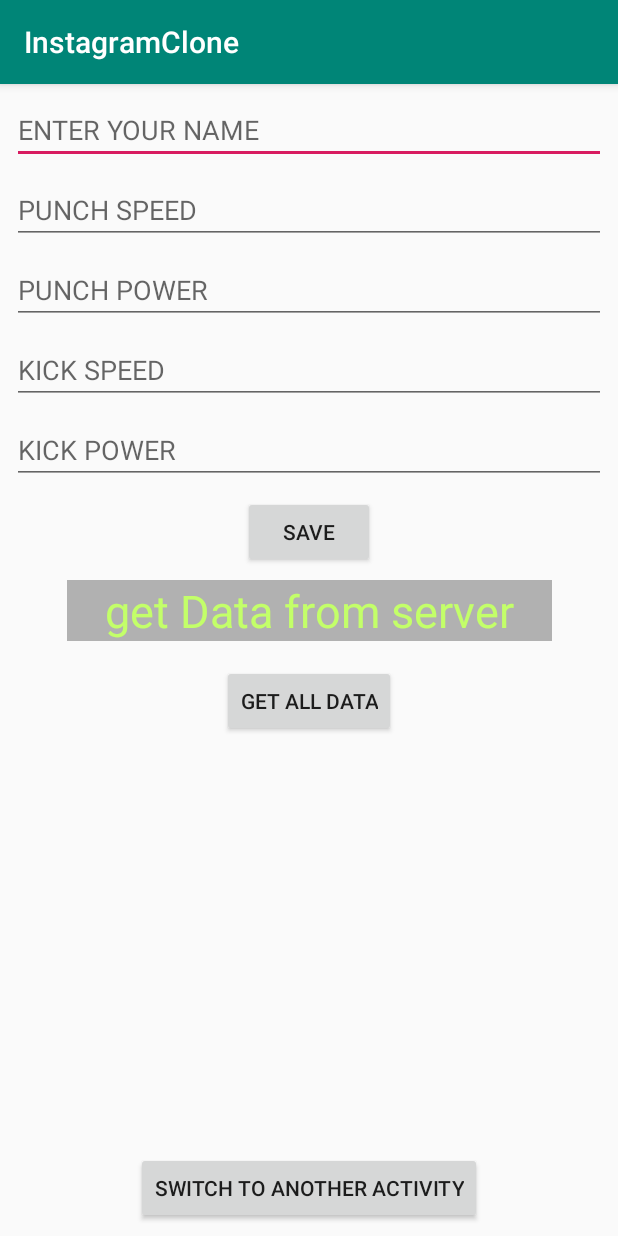
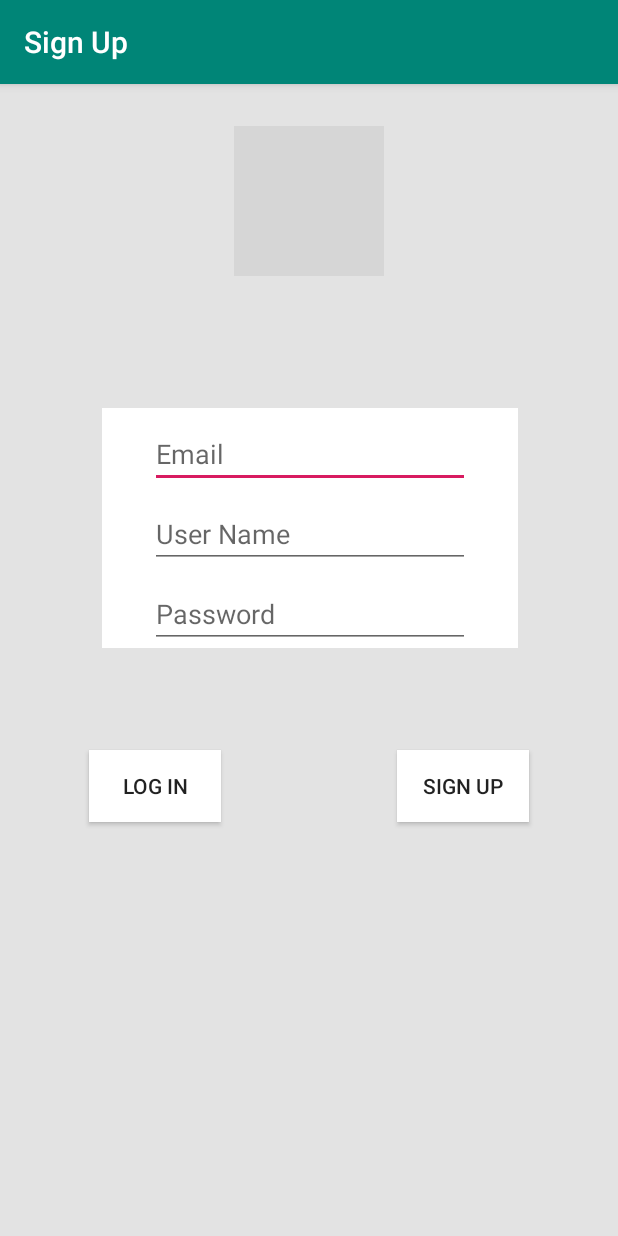
Before and after one commit to raniaALtunci/InstagramClone, an Android app: the screen it shows after launch (SignUp), on a phone screen of 412 x 824 dp. Run offline under Robolectric (Android 15) with nearby library versions, the phone set to English and light mode, and no system bars; libraries missing offline, so code that uses them is left out: com.parse; 2 statements that could not run were skipped; grey boxes are pictures that could not be loaded.

Commit message:
debugging sign activity 1- add if staetment to cant sign up without enter any value 2-when you enter on enter key in keyboard it will sign up without tapped on sign up button 3- when tapped on any empty spaces in activity the keyboard will hide

```diff
--- a/app/src/main/AndroidManifest.xml
+++ b/app/src/main/AndroidManifest.xml
@@ -17,8 +17,7 @@
                 <category android:name="android.intent.category.LAUNCHER" />
             </intent-filter>
         </activity>
-        <activity android:name=".SignUpLogInActivity" />
-        <activity android:name=".WelcomeActivity"></activity>
+        <activity android:name=".LoginActivity"></activity>
     </application>
 
 </manifest>
--- a/app/src/main/java/com/example/hatim/instagramclone/SignUp.java
+++ b/app/src/main/java/com/example/hatim/instagramclone/SignUp.java
@@ -1,127 +1,128 @@
 
 package com.example.hatim.instagramclone;
 
+import android.app.ProgressDialog;
 import android.content.Intent;
 import android.support.v7.app.AppCompatActivity;
 import android.os.Bundle;
+import android.view.KeyEvent;
 import android.view.View;
+import android.view.inputmethod.InputMethodManager;
 import android.widget.Button;
 import android.widget.EditText;
 import android.widget.TextView;
 import android.widget.Toast;
+
 import com.parse.FindCallback;
 import com.parse.GetCallback;
+import com.parse.LogInCallback;
 import com.parse.ParseException;
 import com.parse.ParseObject;
 import com.parse.ParseQuery;
+import com.parse.ParseUser;
 import com.parse.SaveCallback;
+import com.parse.SignUpCallback;
 
 import java.util.List;
 
-public class SignUp extends AppCompatActivity implements View.OnClickListener{
- private Button btnSave , button , btnSwitch ;
- private EditText edtName,edtPS,edtPP,edtKS,edtKP;
- private TextView txtGetData;
- private String allKickBoxer;
+public class SignUp extends AppCompatActivity implements View.OnClickListener {//implements View.OnClickListener{
+
+    private EditText edtEmail, edtUserName, edtPas;
+    private Button btnLog, btnSign;
 
     @Override
     protected void onCreate(Bundle savedInstanceState) {
         super.onCreate(savedInstanceState);
         setContentView(R.layout.activity_sign_up);
+// to change the title of the app
+        setTitle("Sign Up");
 
-        btnSave=findViewById(R.id.btnSave);
-        edtName=findViewById(R.id.edtName);
-        edtPS=findViewById(R.id.edtPS);
-        edtPP=findViewById(R.id.edtPP);
-        edtKS=findViewById(R.id.edtKS);
-        edtKP=findViewById(R.id.edtKP);
-        txtGetData=findViewById(R.id.txtGetData);
-        button=findViewById(R.id.button);
-        btnSwitch=findViewById(R.id.btnSwitch);
+        edtEmail = findViewById(R.id.edtEmail);
+        edtUserName = findViewById(R.id.edtUserName);
+        edtPas = findViewById(R.id.edtPas);
+        edtPas.setOnKeyListener(new View.OnKeyListener() {
+            @Override
+            public boolean onKey(View v, int keyCode, KeyEvent event) {
 
-        btnSave.setOnClickListener(SignUp.this);
-        txtGetData.setOnClickListener(new View.OnClickListener() {
+                if (keyCode == KeyEvent.KEYCODE_ENTER && event.getAction() == KeyEvent.ACTION_DOWN) {
+
+                   onClick(btnSign);
+                }
+                return false;
+            }
+        });
+
+        btnSign = findViewById(R.id.btnSign);
+        btnLog = findViewById(R.id.btnLog);
+        btnSign.setOnClickListener(this);
+        btnLog.setOnClickListener(this);
+
+        if (ParseUser.getCurrentUser() != null) {
+            ParseUser.getCurrentUser().logOut();
+        }
+    }
         @Override
-            public void onClick(View v) {
-                ParseQuery<ParseObject> parseQuery = ParseQuery.getQuery("KickBoxer");
-                parseQuery.getInBackground("JnjIm8gCjU", new GetCallback<ParseObject>() {
+        public void onClick (View v){
+
+            switch (v.getId()) {
+                case R.id.btnSign:
+                    if (edtEmail.getText().toString().equals("") ||
+                            edtUserName.getText().toString().equals("")
+                            || edtPas.getText().toString().equals("")) {
+
+                        Toast.makeText(SignUp.this,
+                                " empty values are not allowad ", Toast.LENGTH_SHORT).show();
+                    } else {
+                        final ParseUser parseUser = new ParseUser();
+                        parseUser.setEmail(edtEmail.getText().toString());
+                        parseUser.setUsername(edtUserName.getText().toString());
+                        parseUser.setPassword(edtPas.getText().toString());
+                        // show waiting image اظهار شريط التحميل
+                        final ProgressDialog progressDialog = new ProgressDialog(SignUp.this);
+                        progressDialog.setMessage("signing up " + edtUserName.getText().toString());
+                        progressDialog.show();
+                        parseUser.signUpInBackground(new SignUpCallback() {
                             @Override
-                    public void done(ParseObject object, ParseException e) {
+                            public void done(ParseException e) {
+                                if (e == null) {
+                                    Toast.makeText(SignUp.this, parseUser.get("username") +
+                                            " is signed up successfuly", Toast.LENGTH_SHORT).show();
+                                } else {
+                                    Toast.makeText(SignUp.this, e.getMessage()
+                                            , Toast.LENGTH_LONG).show();
+                                }
+                                //to end showing progress dialog
+                                progressDialog.dismiss();
+                            }
+                        });
+                    }
+                case R.id.btnLog:
 
-                        if(object != null && e == null){
-                            txtGetData.setText(object.get("name")+ " - " + " kickSpeed : "
-                                    + object.get("kickSpeed"));
+                    ParseUser.logInInBackground(
+                            edtUserName.getText().toString(),
+                            edtPas.getText().toString(), new LogInCallback() {
+                                @Override
+                                public void done(ParseUser user, ParseException e) {
+                                    if (e == null && user != null) {
+                                        Toast.makeText(SignUp.this, user.get("username")
+                                                + " welcome", Toast.LENGTH_SHORT).show();
+                                    } else {
+                                        Toast.makeText(SignUp.this, e.getMessage()
+                                                , Toast.LENGTH_LONG).show();
                                     }
                                 }
                             });
             }
-        });
-
-        button.setOnClickListener(new View.OnClickListener() {
-            @Override
-            public void onClick(View v) {
-                allKickBoxer="";
-                ParseQuery<ParseObject> queryAll = ParseQuery.getQuery("KickBoxer");
-            //we read it as where punchPower Greater than 100
-                queryAll.whereGreaterThan("punchPower",100);
-                //setLimit = choose the number of objects that we want to show
-                queryAll.setLimit(3);
-                queryAll.findInBackground(new FindCallback<ParseObject>() {
-                    @Override
-                    public void done(List<ParseObject> objects, ParseException e) {
-                        if(e == null ){
-                            if(objects.size() > 0){
-
-                                for(ParseObject kickBoxer : objects){
-                                    allKickBoxer = allKickBoxer + kickBoxer.get("name")+ " "
-                                            + kickBoxer.get("kickSpeed") + "\n";
-                                }
-                                Toast.makeText(SignUp.this,allKickBoxer
-                                        ,Toast.LENGTH_SHORT).show();
-                            }else{
-                                Toast.makeText(SignUp.this,e.getMessage()
-                                        ,Toast.LENGTH_SHORT).show();
         }
 
-                        }
-                    }
-                });
-            }
-        });
-btnSwitch.setOnClickListener(new View.OnClickListener() {
-    @Override
-    public void onClick(View v) {
-
-        Intent intent = new Intent(SignUp.this , SignUpLogInActivity.class);
-        startActivity(intent);
-    }
-});
-    }
-
-
-    @Override
-    public void onClick(View v) {
-        try{
-        final ParseObject kickBoxer=new ParseObject("KickBoxer");
-        kickBoxer.put("name",edtName.getText().toString());
-        kickBoxer.put("punchSpeed",Integer.parseInt(edtPS.getText().toString()));
-        kickBoxer.put("punchPower",Integer.parseInt(edtPP.getText().toString()));
-        kickBoxer.put("kickSpeed",Integer.parseInt(edtKS.getText().toString()));
-        kickBoxer.put("kickPower",Integer.parseInt(edtKP.getText().toString()));
-        kickBoxer.saveInBackground(new SaveCallback() {
-            @Override
-            public void done(ParseException e) {
-                if(e == null){
-                Toast.makeText(SignUp.this,kickBoxer.get("name")+" Save to server"
-                        ,Toast.LENGTH_SHORT).show();
-            }else{
-                    Toast.makeText(SignUp.this,e.getMessage()
-                            ,Toast.LENGTH_SHORT).show();
-            }}
-        });
+        public void rootLayoutTapped(View view){
+        try {
+            // to hide keyboared when user tapped in empty area
+            InputMethodManager inputMethodManager =
+                    (InputMethodManager) getSystemService(INPUT_METHOD_SERVICE);
+            inputMethodManager.hideSoftInputFromWindow(getCurrentFocus().getWindowToken(), 0);
         }catch (Exception e){
-            Toast.makeText(SignUp.this,e.getMessage()
-                    ,Toast.LENGTH_LONG).show();
+            e.printStackTrace();
         }
         }
     }
--- a/app/src/main/res/layout/activity_sign_up.xml
+++ b/app/src/main/res/layout/activity_sign_up.xml
@@ -4,132 +4,95 @@
     xmlns:tools="http://schemas.android.com/tools"
     android:layout_width="match_parent"
     android:layout_height="match_parent"
+    android:background="#e3e3e3"
+    android:onClick="rootLayoutTapped"
     tools:context=".SignUp">
 
-    <EditText
-        android:id="@+id/edtName"
-        android:layout_width="0dp"
-        android:layout_height="wrap_content"
-        android:layout_marginStart="8dp"
-        android:layout_marginTop="8dp"
-        android:layout_marginEnd="8dp"
-        android:ems="10"
-        android:hint="ENTER YOUR NAME"
-        android:inputType="textPersonName"
+    <ImageView
+        android:id="@+id/imageView"
+        android:layout_width="100dp"
+        android:layout_height="100dp"
+        android:layout_marginStart="16dp"
+        android:layout_marginTop="28dp"
+        android:layout_marginEnd="16dp"
         app:layout_constraintEnd_toEndOf="parent"
         app:layout_constraintStart_toStartOf="parent"
-        app:layout_constraintTop_toTopOf="parent" />
+        app:layout_constraintTop_toTopOf="parent"
+        app:srcCompat="@drawable/insta" />
+
+    <LinearLayout
+        android:id="@+id/linearLayout"
+        android:layout_width="wrap_content"
+        android:layout_height="wrap_content"
+        android:layout_marginStart="32dp"
+        android:layout_marginEnd="32dp"
+        android:layout_marginBottom="100dp"
+        android:background="#ffffff"
+        android:orientation="vertical"
+        app:layout_constraintBottom_toBottomOf="parent"
+        app:layout_constraintEnd_toEndOf="parent"
+        app:layout_constraintHorizontal_bias="0.512"
+        app:layout_constraintStart_toStartOf="parent"
+        app:layout_constraintTop_toBottomOf="@+id/imageView"
+        app:layout_constraintVertical_bias="0.232">
 
         <EditText
-        android:id="@+id/edtPS"
-        android:layout_width="0dp"
+            android:id="@+id/edtEmail"
+            android:layout_width="match_parent"
             android:layout_height="wrap_content"
-        android:layout_marginStart="8dp"
+            android:layout_marginLeft="32dp"
             android:layout_marginTop="8dp"
-        android:layout_marginEnd="8dp"
+            android:layout_marginRight="32dp"
             android:ems="10"
-        android:hint="PUNCH SPEED"
-        android:inputType="textPersonName"
-        app:layout_constraintEnd_toEndOf="parent"
-        app:layout_constraintHorizontal_bias="0.503"
-        app:layout_constraintStart_toStartOf="parent"
-        app:layout_constraintTop_toBottomOf="@+id/edtName" />
+            android:hint="Email"
+            android:inputType="textPersonName" />
 
         <EditText
-        android:id="@+id/edtPP"
-        android:layout_width="0dp"
+            android:id="@+id/edtUserName"
+            android:layout_width="match_parent"
             android:layout_height="wrap_content"
-        android:layout_marginStart="8dp"
+            android:layout_marginLeft="32dp"
             android:layout_marginTop="8dp"
-        android:layout_marginEnd="8dp"
+            android:layout_marginRight="32dp"
             android:ems="10"
-        android:hint="PUNCH POWER"
-        android:inputType="textPersonName"
-        app:layout_constraintEnd_toEndOf="parent"
-        app:layout_constraintHorizontal_bias="0.503"
-        app:layout_constraintStart_toStartOf="parent"
-        app:layout_constraintTop_toBottomOf="@+id/edtPS" />
+            android:hint="User Name"
+            android:inputType="textPersonName" />
 
         <EditText
-        android:id="@+id/edtKS"
-        android:layout_width="0dp"
+            android:id="@+id/edtPas"
+            android:layout_width="match_parent"
             android:layout_height="wrap_content"
-        android:layout_marginStart="8dp"
+            android:layout_marginLeft="32dp"
             android:layout_marginTop="8dp"
-        android:layout_marginEnd="8dp"
+            android:layout_marginRight="32dp"
             android:ems="10"
-        android:hint="KICK SPEED"
-        android:inputType="textPersonName"
-        app:layout_constraintEnd_toEndOf="parent"
-        app:layout_constraintHorizontal_bias="0.503"
-        app:layout_constraintStart_toStartOf="parent"
-        app:layout_constraintTop_toBottomOf="@+id/edtPP" />
-
-    <EditText
-        android:id="@+id/edtKP"
-        android:layout_width="0dp"
-        android:layout_height="wrap_content"
-        android:layout_marginStart="8dp"
-        android:layout_marginTop="8dp"
-        android:layout_marginEnd="8dp"
-        android:ems="10"
-        android:hint="KICK POWER"
-        android:inputType="textPersonName"
-        app:layout_constraintEnd_toEndOf="parent"
-        app:layout_constraintHorizontal_bias="0.503"
-        app:layout_constraintStart_toStartOf="parent"
-        app:layout_constraintTop_toBottomOf="@+id/edtKS" />
+            android:hint="Password"
+            android:inputType="textPassword" />
+    </LinearLayout>
 
     <Button
-        android:id="@+id/btnSave"
+        android:id="@+id/btnLog"
         android:layout_width="wrap_content"
         android:layout_height="wrap_content"
-        android:layout_marginStart="8dp"
-        android:layout_marginTop="8dp"
-        android:layout_marginEnd="8dp"
-        android:text="Save"
-        app:layout_constraintEnd_toEndOf="parent"
+        android:layout_marginStart="48dp"
+        android:layout_marginTop="68dp"
+        android:layout_marginEnd="53dp"
+        android:background="#ffffff"
+        android:text="Log In"
+        app:layout_constraintEnd_toStartOf="@+id/btnSign"
         app:layout_constraintStart_toStartOf="parent"
-        app:layout_constraintTop_toBottomOf="@+id/edtKP" />
-
-    <TextView
-        android:id="@+id/txtGetData"
-        android:layout_width="323dp"
-        android:layout_height="wrap_content"
-        android:layout_marginStart="8dp"
-        android:layout_marginTop="8dp"
-        android:layout_marginEnd="8dp"
-        android:background="#b1b1b1"
-        android:gravity="center"
-        android:text="get Data from server"
-        android:textColor="#c3ff69"
-        android:textSize="30sp"
-        app:layout_constraintEnd_toEndOf="parent"
-        app:layout_constraintStart_toStartOf="parent"
-        app:layout_constraintTop_toBottomOf="@+id/btnSave" />
+        app:layout_constraintTop_toBottomOf="@+id/linearLayout" />
 
     <Button
-        android:id="@+id/button"
+        android:id="@+id/btnSign"
         android:layout_width="wrap_content"
         android:layout_height="wrap_content"
-        android:layout_marginStart="8dp"
-        android:layout_marginTop="16dp"
-        android:layout_marginEnd="8dp"
-        android:text="get all Data"
+        android:layout_marginStart="53dp"
+        android:layout_marginTop="68dp"
+        android:layout_marginEnd="48dp"
+        android:background="#ffffff"
+        android:text="Sign Up"
         app:layout_constraintEnd_toEndOf="parent"
-        app:layout_constraintStart_toStartOf="parent"
-        app:layout_constraintTop_toBottomOf="@+id/txtGetData" />
-
-    <Button
-        android:id="@+id/btnSwitch"
-        android:layout_width="wrap_content"
-        android:layout_height="wrap_content"
-        android:layout_marginStart="8dp"
-        android:layout_marginEnd="8dp"
-        android:layout_marginBottom="8dp"
-        android:text="switch to another activity"
-        app:layout_constraintBottom_toBottomOf="parent"
-        app:layout_constraintEnd_toEndOf="parent"
-        app:layout_constraintStart_toStartOf="parent" />
-
+        app:layout_constraintStart_toEndOf="@+id/btnLog"
+        app:layout_constraintTop_toBottomOf="@+id/linearLayout" />
 </android.support.constraint.ConstraintLayout>
--- a/build.gradle
+++ b/build.gradle
@@ -8,7 +8,7 @@ buildscript {
 
     }
     dependencies {
-        classpath 'com.android.tools.build:gradle:3.2.1'
+        classpath 'com.android.tools.build:gradle:3.3.0'
 
 
         // NOTE: Do not place your application dependencies here; they belong
```
Also changed, not shown: app/src/main/java/com/example/hatim/instagramclone/LoginActivity.java (added, +18 -0 lines), app/src/main/java/com/example/hatim/instagramclone/SignUpLogInActivity.java (deleted, +0 -93 lines), app/src/main/java/com/example/hatim/instagramclone/WelcomeActivity.java (deleted, +0 -27 lines), app/src/main/res/layout/activity_login.xml (added, +22 -0 lines), app/src/main/res/layout/activity_welcome.xml (deleted, +0 -36 lines), app/src/main/res/layout/signup_login_activity.xml (deleted, +0 -86 lines), gradle/wrapper/gradle-wrapper.properties. Lines whose indentation alone changed are shown as unchanged.
